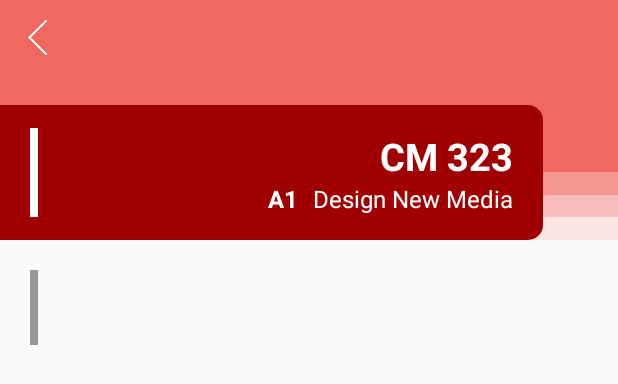
After one commit to tjin34/BU-Assist, an Android app: the layout activity_class_detail_final.xml on its own in the app's theme, with its tools: preview values and no code run, on a phone screen of 412 x 824 dp. The commit adds this screen. Shown: the top 384 px of the screen. Run offline under Robolectric (Android 15) with nearby library versions, the phone set to English and light mode, and no system bars.

Commit message:
Add three more page layouts for classmates

```diff
--- /dev/null
+++ b/BUAssist/app/src/main/res/drawable/bg_class_detail_bar.xml
@@ -0,0 +1,5 @@
+<?xml version="1.0" encoding="utf-8"?>
+<shape xmlns:android="http://schemas.android.com/apk/res/android">
+    <corners android:bottomRightRadius="10dp" android:topRightRadius="10dp"/>
+    <solid android:color="@color/dark_red"/>
+</shape>
--- /dev/null
+++ b/BUAssist/app/src/main/res/drawable/bg_class_list_left3.xml
@@ -0,0 +1,5 @@
+<?xml version="1.0" encoding="utf-8"?>
+<shape xmlns:android="http://schemas.android.com/apk/res/android">
+    <corners android:radius="@dimen/normalRadius"/>
+    <solid android:color="@color/mainTabTheme"/>
+</shape>
--- /dev/null
+++ b/BUAssist/app/src/main/res/layout/activity_class_detail_final.xml
@@ -0,0 +1,111 @@
+<?xml version="1.0" encoding="utf-8"?>
+<LinearLayout xmlns:android="http://schemas.android.com/apk/res/android"
+    android:orientation="vertical" android:layout_width="match_parent"
+    android:layout_height="match_parent">
+
+    <RelativeLayout
+        android:layout_width="match_parent"
+        android:layout_height="160dp"
+        android:background="#25f16860">
+
+        <View
+            android:layout_width="match_parent"
+            android:layout_height="match_parent"
+            android:background="#50f16860"
+            android:layout_marginBottom="15dp"/>
+
+        <View
+            android:layout_width="match_parent"
+            android:layout_height="match_parent"
+            android:background="#75f16860"
+            android:layout_marginBottom="30dp"/>
+
+        <View
+            android:layout_width="match_parent"
+            android:layout_height="match_parent"
+            android:background="#f16860"
+            android:layout_marginBottom="45dp"/>
+
+        <ImageView
+            android:layout_width="50dp"
+            android:layout_height="50dp"
+            android:src="@mipmap/ic_back_white"
+            android:padding="13dp"/>
+
+        <LinearLayout
+            android:layout_width="match_parent"
+            android:layout_height="90dp"
+            android:layout_alignParentBottom="true"
+            android:layout_marginRight="50dp"
+            android:background="@drawable/bg_class_detail_bar"
+            android:orientation="horizontal">
+
+            <View
+                android:layout_width="5dp"
+                android:layout_height="match_parent"
+                android:layout_marginLeft="20dp"
+                android:layout_marginTop="15dp"
+                android:layout_marginBottom="15dp"
+                android:background="@color/white"/>
+
+            <LinearLayout
+                android:layout_width="match_parent"
+                android:layout_height="match_parent"
+                android:orientation="vertical"
+                android:gravity="right|center_vertical"
+                android:layout_marginRight="20dp">
+
+                <TextView
+                    android:layout_width="wrap_content"
+                    android:layout_height="wrap_content"
+                    android:text="CM 323"
+                    android:textColor="@color/white"
+                    android:textSize="25dp"
+                    android:textStyle="bold"/>
+
+                <LinearLayout
+                    android:layout_width="wrap_content"
+                    android:layout_height="wrap_content">
+
+                    <TextView
+                        android:id="@+id/tv_classSection"
+                        android:layout_width="wrap_content"
+                        android:layout_height="match_parent"
+                        android:layout_toRightOf="@id/leftBar"
+                        android:gravity="center"
+                        android:text="A1"
+                        android:textSize="16sp"
+                        android:textStyle="bold"
+                        android:textColor="@color/white"
+                        android:layout_marginLeft="10dp"/>
+
+                    <TextView
+                        android:id="@+id/tv_className"
+                        android:layout_width="wrap_content"
+                        android:layout_height="match_parent"
+                        android:gravity="center"
+                        android:text="Design New Media"
+                        android:textSize="16sp"
+                        android:textColor="@color/white"
+                        android:layout_marginLeft="10dp"/>
+
+                </LinearLayout>
+            </LinearLayout>
+        </LinearLayout>
+    </RelativeLayout>
+
+    <LinearLayout
+        android:layout_width="match_parent"
+        android:layout_height="90dp">
+
+        <View
+            android:layout_width="5dp"
+            android:layout_height="match_parent"
+            android:layout_margin="20dp"
+            android:background="@color/tv_grey"/>
+
+
+
+    </LinearLayout>
+
+</LinearLayout>
--- a/BUAssist/app/src/main/res/values/strings.xml
+++ b/BUAssist/app/src/main/res/values/strings.xml
@@ -105,6 +105,8 @@
     <string name="search_group">请输入课程或创建人名字搜索</string>
     <string name="search_topic">请输入标题关键词进行搜索</string>
 
+    <string name="all_data">以上就是全部内容了哦！</string>
+
 
     <!--uCrop相关-->
     <string name="label_select_picture">Select Picture</string>
```
Also changed, not shown: BUAssist/app/src/main/res/layout/activity_add_class.xml (added, +63 -0 lines), BUAssist/app/src/main/res/layout/item_class_list_final.xml (+34 -2 lines), BUAssist/app/src/main/res/layout/view_search_box_final.xml (added, +55 -0 lines).
